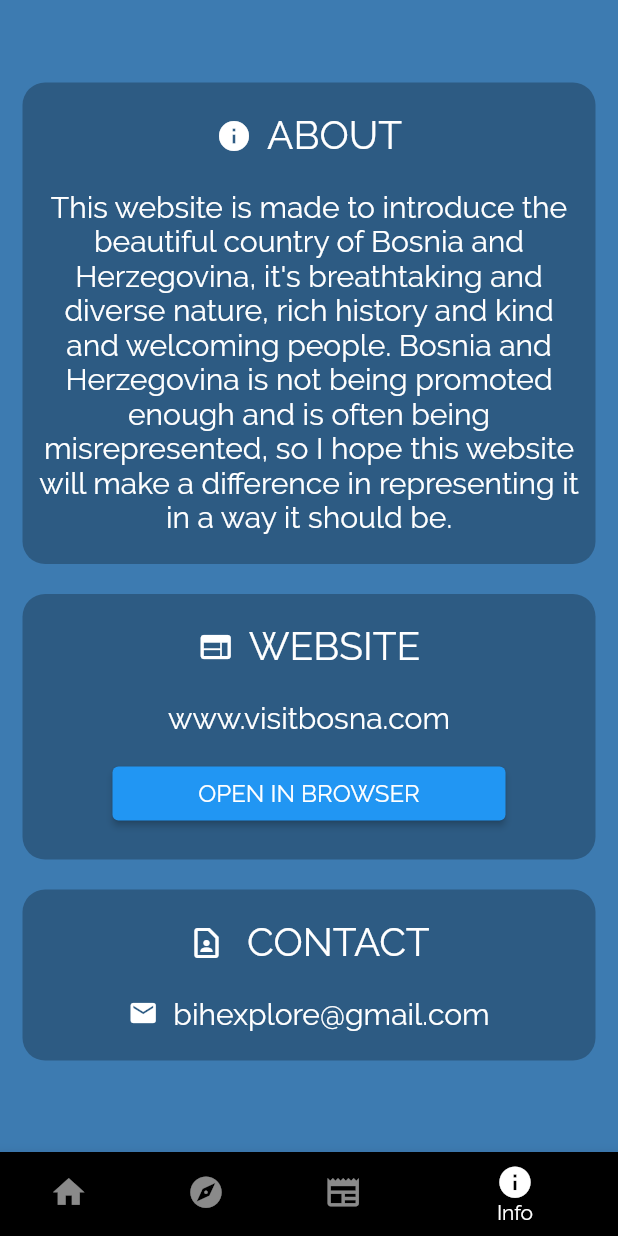
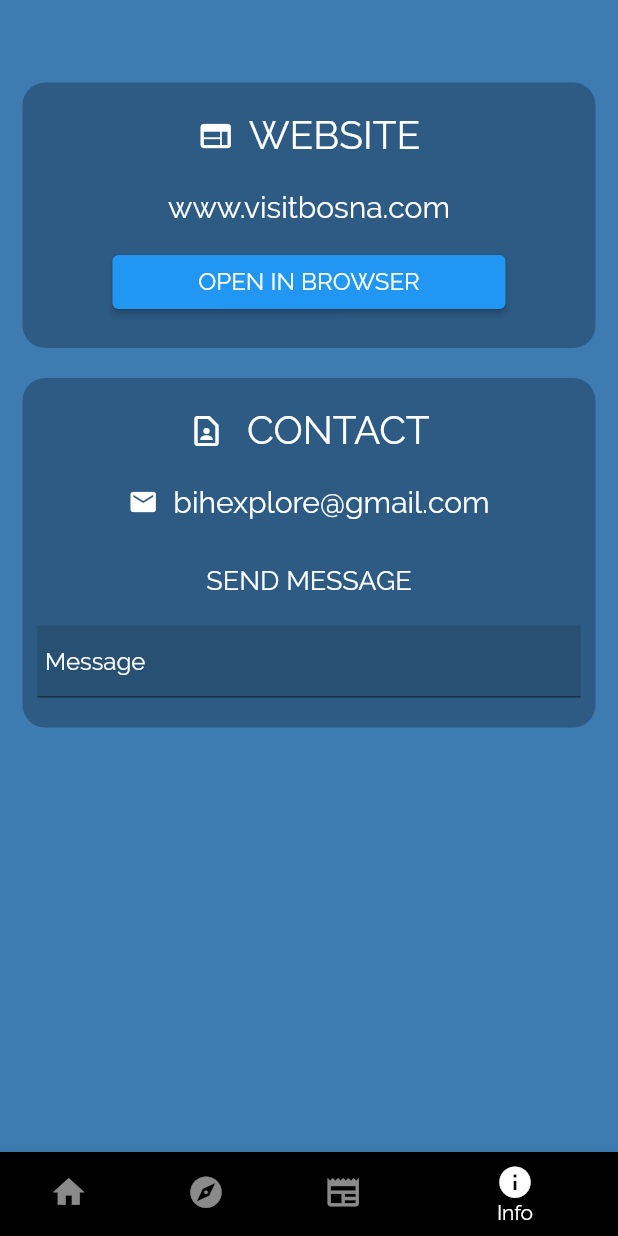
Before and after one commit to demac44/visitBiH-flutter, a Flutter app: the screen it shows after launch, item 4 of the bottom bar chosen, on a phone screen of 412 x 824 dp. Run offline on Flutter 3.47's test engine with Material 2 defaults, Android fonts, the phone set to English and light mode, and no system bars; our stand-ins replace carousel_slider, firebase_core, firebase_messaging, flutter_local_notifications, path_drawing and 1 more; missing offline and left inert: dart:ffi; accounts and stored records are empty; network calls fail.

Commit message:
Fixed ads/Added send message

```diff
--- a/lib/about.dart
+++ b/lib/about.dart
@@ -1,8 +1,10 @@
+import 'dart:async';
+import 'dart:ffi';
+
 import 'package:flutter/material.dart';
-import 'interactive_map.dart';
-import "articles.dart";
 import 'main.dart';
 import 'package:url_launcher/url_launcher.dart';
+import 'package:http/http.dart' as http;
 
 class About extends StatefulWidget {
   const About({Key? key}) : super(key: key);
@@ -13,10 +15,28 @@ class About extends StatefulWidget {
 
 class _AboutState extends State<About> {
   int currentIndex = 3;
+  final GlobalKey<FormState> _formKey = GlobalKey<FormState>();
+  bool messageSent = false;
 
   void _launchUrl(url) async {
     final Uri _url = Uri.parse(url);
     if (!await launchUrl(_url)) throw 'Error opening $_url';
+  }
+
+  Future<dynamic> _sendMessage(message) async {
+    var url = Uri.parse('http://www.visitbosna.com/api/message/new');
+    try {
+      var response = await http.post(url, body: {"msg": message});
+      if (response.statusCode == 200) {
+        setState(() {
+          messageSent = true;
+        });
+      } else {
+        throw "Network connection error!";
+      }
+    } catch (e) {
+      throw "Network connection error!";
+    }
   }
 
   @override
@@ -40,45 +60,17 @@ class _AboutState extends State<About> {
                   color: Colors.black26,
                   borderRadius: BorderRadius.circular(15.0),
                 ),
-                child: Column(children: [
-                  Row(
-                    mainAxisAlignment: MainAxisAlignment.center,
-                    children: [
-                      const Icon(Icons.info, color: Colors.white),
-                      const SizedBox(width: 10),
-                      Text(language == "english" ? "ABOUT" : "O STRANICI",
-                          style: const TextStyle(
-                              fontSize: 26, color: Colors.white)),
-                    ],
-                  ),
-                  const SizedBox(height: 20),
-                  Text(
-                    language == "english"
-                        ? "This website is made to introduce the beautiful country of Bosnia and Herzegovina, it's breathtaking and diverse nature, rich history and kind and welcoming people. Bosnia and Herzegovina is not being promoted enough and is often being misrepresented, so I hope this website will make a difference in representing it in a way it should be."
-                        : "Ova web stranica je napravljena da predstavi prelijepu zemlju Bosnu i Hercegovinu, njenu prekrasnu i raznoliku prirodu, bogatu historiju i ljubazne i gostoljubive ljude. Bosna i Hercegovina je nedovoljno ispromovirana i često se predstavlja na pogrešan način, pa se nadam da će ova stranica napraviti promjenu u tome da se predstavlja i promoviše na način na koji bi trebala biti.",
-                    style: const TextStyle(fontSize: 20, color: Colors.white),
-                    textAlign: TextAlign.center,
-                  ),
-                ]),
-              ),
-              const SizedBox(height: 20),
-              Container(
-                padding: const EdgeInsets.only(
-                    top: 20.0, bottom: 20.0, left: 10.0, right: 10.0),
-                decoration: BoxDecoration(
-                  color: Colors.black26,
-                  borderRadius: BorderRadius.circular(15.0),
-                ),
                 child: Column(
                   children: [
                     Row(
                       mainAxisAlignment: MainAxisAlignment.center,
-                      children: const [
-                        Icon(Icons.web, color: Colors.white),
-                        SizedBox(width: 10),
+                      children: [
+                        const Icon(Icons.web, color: Colors.white),
+                        const SizedBox(width: 10),
                         Text(
-                          "WEBSITE",
-                          style: TextStyle(fontSize: 26, color: Colors.white),
+                          language == "english" ? "WEBSITE" : "WEB STRANICA",
+                          style: const TextStyle(
+                              fontSize: 26, color: Colors.white),
                         ),
                       ],
                     ),
@@ -145,7 +137,63 @@ class _AboutState extends State<About> {
                           style: TextStyle(fontSize: 20, color: Colors.white),
                         ),
                       ],
-                    )
+                    ),
+                    Container(
+                      margin: const EdgeInsets.only(top: 30),
+                      child: Column(
+                        children: [
+                          Text(
+                            language == "english"
+                                ? "SEND MESSAGE"
+                                : "POŠALJI PORUKU",
+                            style: const TextStyle(
+                                color: Colors.white, fontSize: 18),
+                          ),
+                          const SizedBox(height: 10),
+                          if (messageSent)
+                            Text(
+                              language == "english"
+                                  ? "Message sent!"
+                                  : "Poruka poslana!",
+                              style: const TextStyle(
+                                  color: Colors.white, fontSize: 16),
+                            ),
+                          const SizedBox(height: 10),
+                          Container(
+                            color: Colors.black12,
+                            child: Form(
+                              key: _formKey,
+                              child: TextFormField(
+                                decoration: InputDecoration(
+                                  hintStyle:
+                                      const TextStyle(color: Colors.white),
+                                  hintText: language == "english"
+                                      ? 'Message'
+                                      : "Poruka",
+                                  contentPadding: const EdgeInsets.all(5.0),
+                                ),
+                                style: const TextStyle(color: Colors.white),
+                                validator: (String? value) {
+                                  if (value == null || value.isEmpty) {
+                                    return;
+                                  }
+                                  return null;
+                                },
+                                onFieldSubmitted: (String value) {
+                                  _sendMessage(value);
+                                  Timer(const Duration(seconds: 3), () {
+                                    setState(() {
+                                      messageSent = false;
+                                    });
+                                  });
+                                  _formKey.currentState?.reset();
+                                },
+                              ),
+                            ),
+                          ),
+                        ],
+                      ),
+                    ),
                   ],
                 ),
               ),
```
Also changed, not shown: lib/articles.dart (+20 -12 lines), lib/places.dart (+16 -12 lines).
